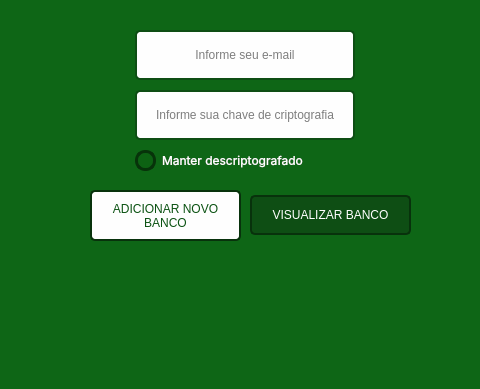
Qt form QtDesigner/filesUI/login.ui (lrafaelz/PSWRD-Manager) before a commit; both pictures show x 222 to 702 and y 338 to 727 of the 975 by 727 pixel window.
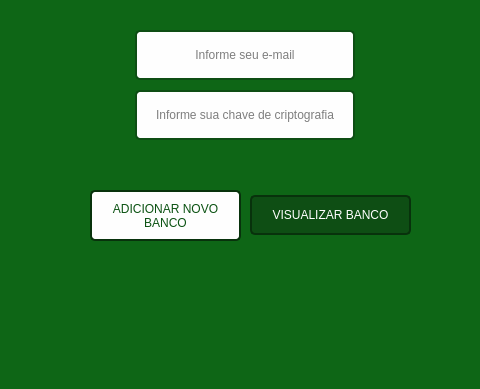
The same form after that commit. Icons and pictures are not drawn.

Diff of the .ui file:
```diff
--- a/QtDesigner/filesUI/login.ui
+++ b/QtDesigner/filesUI/login.ui
@@ -458,44 +458,6 @@
            <string>Informe sua chave de criptografia</string>
           </property>
          </widget>
-         <widget class="QCheckBox" name="checkbox_saveUser">
-          <property name="geometry">
-           <rect>
-            <x>95</x>
-            <y>340</y>
-            <width>211</width>
-            <height>21</height>
-           </rect>
-          </property>
-          <property name="font">
-           <font>
-            <family>Inter</family>
-            <pointsize>9</pointsize>
-           </font>
-          </property>
-          <property name="styleSheet">
-           <string notr="true">QCheckBox{
-	color: rgb(255, 255, 255);
-}
-
-QCheckBox:indicator{
-	border:3px solid  rgb(7, 51, 10);
-	width: 15px;
-	height: 15px;
-	border-radius: 10px;
-	background-color: rgb(13, 98, 19) ;
-}
-
-QCheckBox:indicator:checked{
-	border:3px solid  rgb(7, 51, 10);
-	background-color: rgb(7, 51, 10) ;
-}
-</string>
-          </property>
-          <property name="text">
-           <string>Manter descriptografado</string>
-          </property>
-         </widget>
          <widget class="QPushButton" name="pushButton_newDf">
           <property name="geometry">
            <rect>
```
